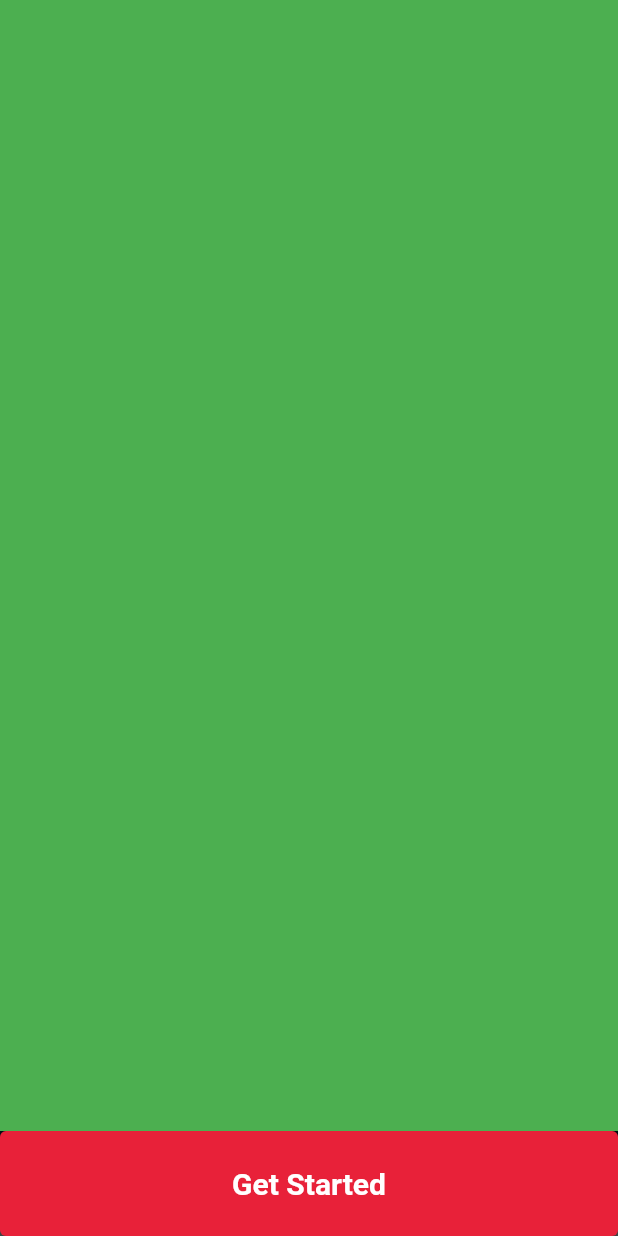
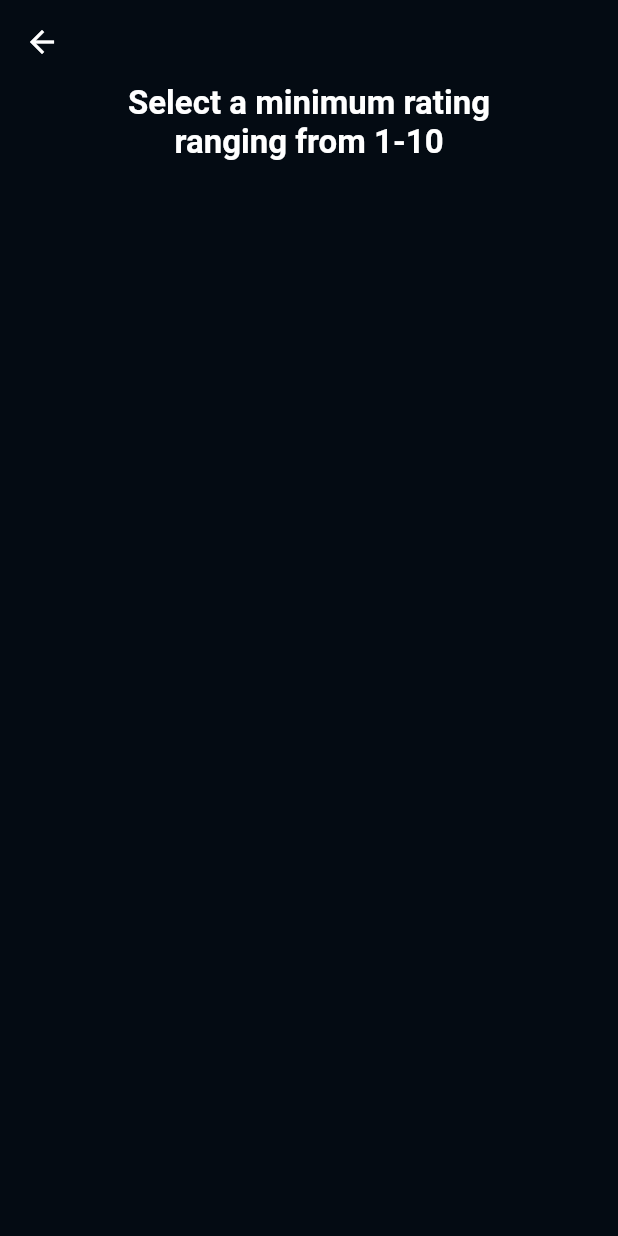
Before and after one commit to MohammadLashkari/movie_app, a Flutter app: the screen it shows after launch, swiped to page 3, on a phone screen of 412 x 824 dp. Run offline on Flutter 3.47's test engine with Material 2 defaults, Android fonts, the phone set to English and light mode, and no system bars; our stand-ins replace equatable.

```diff
--- a/lib/src/common_widgets/primary_button.dart
+++ b/lib/src/common_widgets/primary_button.dart
@@ -4,16 +4,20 @@ import 'package:movie_app/src/constants/app_sizes.dart';
 class PrimaryButton extends StatelessWidget {
   const PrimaryButton({
     super.key,
+    required this.text,
     required this.onPressed,
   });
 
+  final String text;
   final VoidCallback onPressed;
 
   @override
   Widget build(BuildContext context) {
-    return TextButton(
+    return Padding(
+      padding: const EdgeInsets.only(bottom: 10),
+      child: TextButton(
         style: TextButton.styleFrom(
-        fixedSize: const Size(double.maxFinite, 70),
+          fixedSize: const Size(double.maxFinite, 60),
           shape: RoundedRectangleBorder(
             borderRadius: BorderRadius.circular(Sizes.p4),
           ),
@@ -23,11 +27,12 @@ class PrimaryButton extends StatelessWidget {
           mainAxisAlignment: MainAxisAlignment.center,
           children: [
             Text(
-            'Get Started',
+              text,
               style: Theme.of(context).textTheme.labelLarge,
             ),
           ],
         ),
+      ),
     );
   }
 }
--- a/lib/src/features/movie_flow/movie_flow.dart
+++ b/lib/src/features/movie_flow/movie_flow.dart
@@ -1,6 +1,7 @@
 import 'package:flutter/material.dart';
-import 'package:movie_app/src/common_widgets/primary_button.dart';
+import 'package:movie_app/src/features/genre/genre_screen.dart';
 import 'package:movie_app/src/features/landing/landing_screen.dart';
+import 'package:movie_app/src/features/rating/rating_screen.dart';
 
 class MovieFlow extends StatefulWidget {
   const MovieFlow({super.key});
@@ -35,16 +36,13 @@ class _MovieFlowState extends State<MovieFlow> {
   @override
   Widget build(BuildContext context) {
     return Scaffold(
-      body: Padding(
-        padding: const EdgeInsets.only(bottom: 70),
-        child: PageView(
+      body: PageView(
         controller: _pageController,
         physics: const NeverScrollableScrollPhysics(),
         children: [
-            const LandingScreen(),
-            Container(
-              color: Colors.red,
-            ),
+          LandingScreen(nextPage: nextPage),
+          GenreScreen(nextPage: nextPage, previousPage: previousPage),
+          RatingScreen(nextPage: nextPage, previousPage: previousPage),
           Container(
             color: Colors.green,
           ),
@@ -53,10 +51,6 @@ class _MovieFlowState extends State<MovieFlow> {
           ),
         ],
       ),
-      ),
-      bottomSheet: PrimaryButton(
-        onPressed: nextPage,
-      ),
     );
   }
 }
--- /dev/null
+++ b/lib/src/features/rating/rating_screen.dart
@@ -0,0 +1,39 @@
+import 'package:flutter/material.dart';
+
+class RatingScreen extends StatefulWidget {
+  const RatingScreen({
+    super.key,
+    required this.nextPage,
+    required this.previousPage,
+  });
+
+  final VoidCallback nextPage;
+  final VoidCallback previousPage;
+
+  @override
+  State<RatingScreen> createState() => _RatingScreenState();
+}
+
+class _RatingScreenState extends State<RatingScreen> {
+  @override
+  Widget build(BuildContext context) {
+    return Scaffold(
+      appBar: AppBar(
+        leading: BackButton(
+          onPressed: widget.previousPage,
+        ),
+      ),
+      body: Center(
+        child: Column(
+          children: [
+            Text(
+              'Select a minimum rating\nranging from 1-10',
+              textAlign: TextAlign.center,
+              style: Theme.of(context).textTheme.labelLarge,
+            )
+          ],
+        ),
+      ),
+    );
+  }
+}
--- a/lib/src/theme/app_theme.dart
+++ b/lib/src/theme/app_theme.dart
@@ -33,7 +33,7 @@ class AppTheme {
           .copyWith(
             labelLarge: theme.primaryTextTheme.labelLarge?.copyWith(
               color: Colors.white,
-              fontSize: 20,
+              fontSize: 22,
               fontWeight: FontWeight.bold,
             ),
           )
```
Also changed, not shown: lib/src/features/genre/genre_card.dart (added, +38 -0 lines), lib/src/features/genre/genre_screen.dart (+60 -8 lines), lib/src/features/landing/landing_screen.dart (+10 -2 lines). Lines whose indentation alone changed are shown as unchanged.
